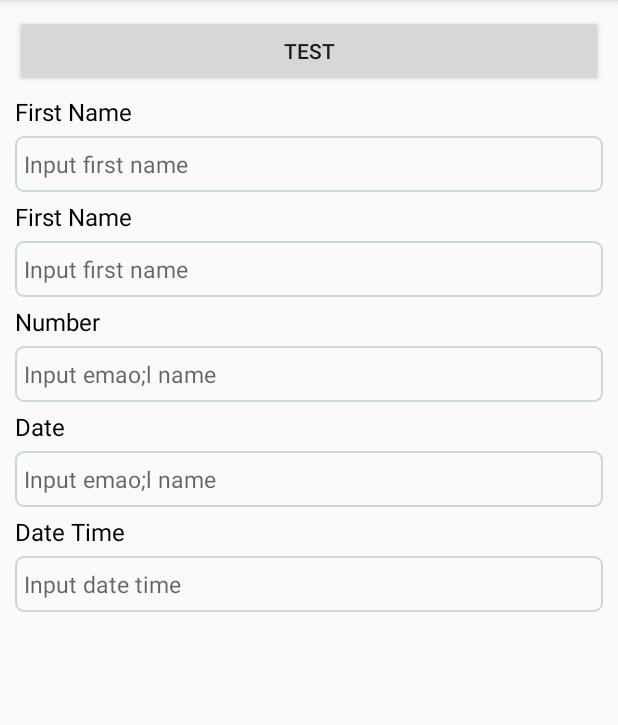
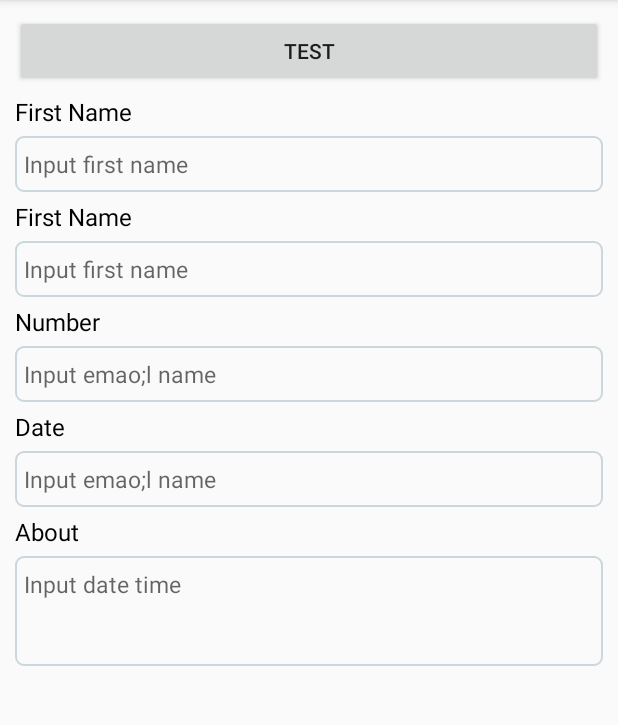
Before and after one commit to PhanVanLinh/AndroidGroupInputView, an Android app: the screen it shows after launch (MainActivity), on a phone screen of 412 x 824 dp, the part 84-809 px from its top. Run offline under Robolectric (Android 15) with nearby library versions, the phone set to English and light mode, and no system bars.

Commit message:
config input multiple lines

```diff
--- a/app/src/main/java/com/toong/androidgroupinputview/GroupInputView.java
+++ b/app/src/main/java/com/toong/androidgroupinputview/GroupInputView.java
@@ -118,11 +118,10 @@ public class GroupInputView extends LinearLayout {
 
     private void configTextLine(int inputLines) {
         if (inputLines > 0) {
-            edtInput.setInputType(
-                    InputType.TYPE_TEXT_FLAG_CAP_SENTENCES | InputType.TYPE_TEXT_FLAG_MULTI_LINE);
+//            edtInput.setInputType(InputType.TYPE_TEXT_FLAG_IME_MULTI_LINE);
             edtInput.setGravity(Gravity.TOP);
             edtInput.setLines(inputLines);
-            edtInput.setMaxLines(inputLines);
+//            edtInput.setMaxLines(inputLines);
         }
     }
 
@@ -223,8 +222,6 @@ public class GroupInputView extends LinearLayout {
             mTextViewDateTimePicker.setMaxDate(maxDate);
         }
     }
-
-
 
     private class ValidateTextWatcher implements TextWatcher {
         @Override
--- a/app/src/main/res/layout/activity_main.xml
+++ b/app/src/main/res/layout/activity_main.xml
@@ -9,6 +9,16 @@
     android:orientation="vertical"
     android:padding="10dp"
     >
+
+    <EditText
+        android:layout_width="match_parent"
+        android:layout_height="wrap_content"
+        android:lines="3"
+        android:background="#e4e4e4"
+        android:gravity="top"
+        android:maxLines="3"
+        android:visibility="gone"
+        />
 
     <Button
         android:id="@+id/button_test"
@@ -62,6 +72,17 @@
         app:giv_inputHint="Input date time"
         app:giv_rule="none_empty"
         app:giv_inputType="date_time"
+        android:visibility="gone"
+        />
+
+
+    <com.toong.androidgroupinputview.GroupInputView
+        android:layout_width="match_parent"
+        android:layout_height="wrap_content"
+        app:giv_title="About"
+        app:giv_inputHint="Input date time"
+        app:giv_rule="none_empty"
+        app:giv_input_lines="3"
         />
 
 
```
